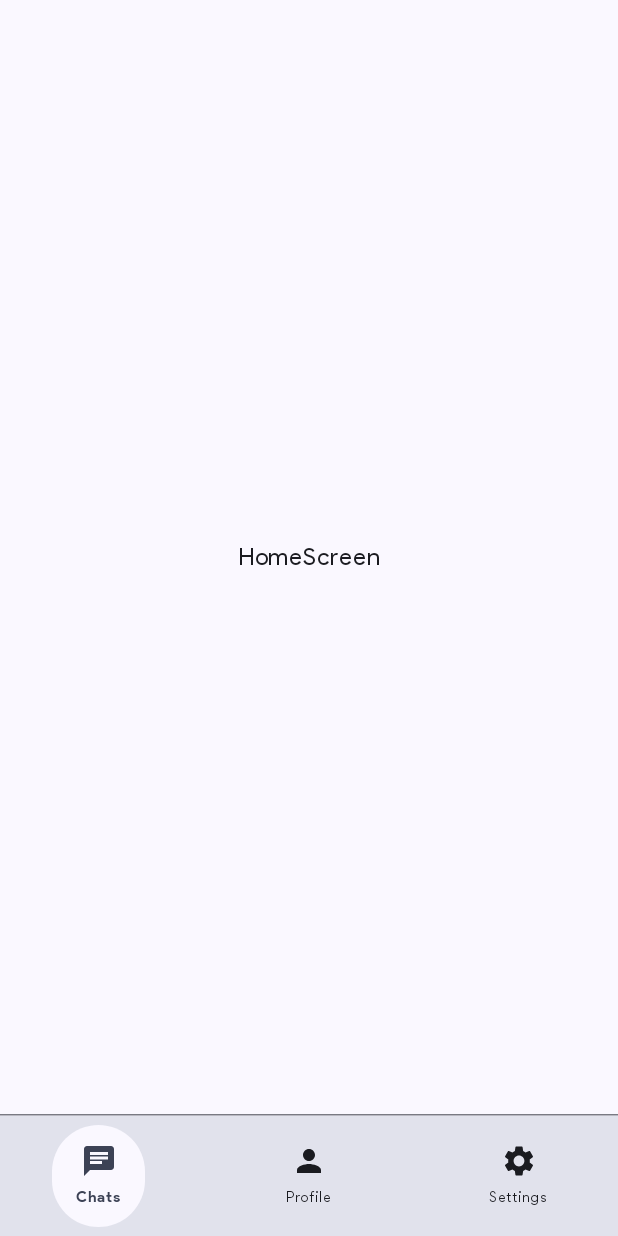
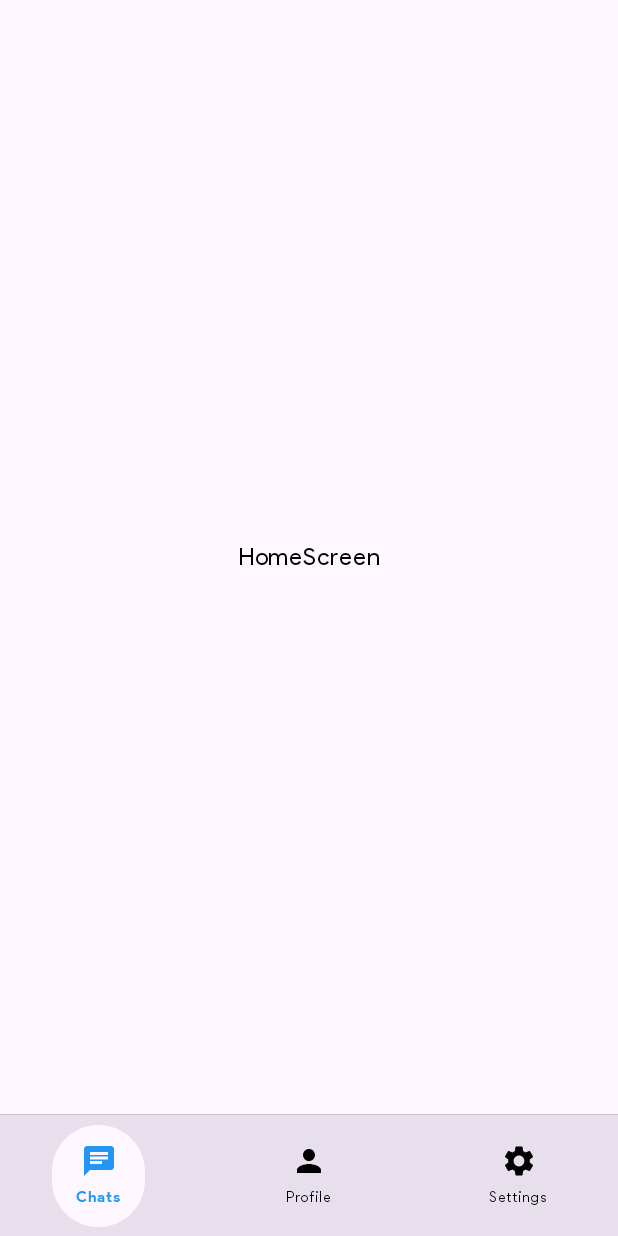
Before and after one commit to HustyIV/Thera, an Android app built with Jetpack Compose: the screen it shows after launch (MainActivity), on a phone screen of 412 x 824 dp. Run offline under Robolectric (Android 15) with nearby library versions, the phone set to English and light mode, and no system bars.

Commit message:
Updated theme

```diff
--- a/app/src/main/java/com/micahnyabuto/thera/ui/theme/Theme.kt
+++ b/app/src/main/java/com/micahnyabuto/thera/ui/theme/Theme.kt
@@ -1,7 +1,8 @@
 package com.micahnyabuto.thera.ui.theme
 
-import android.app.Activity
 import android.os.Build
+import androidx.annotation.ChecksSdkIntAtLeast
+import androidx.appcompat.app.AppCompatDelegate
 import androidx.compose.foundation.isSystemInDarkTheme
 import androidx.compose.material3.MaterialTheme
 import androidx.compose.material3.darkColorScheme
@@ -9,46 +10,71 @@ import androidx.compose.material3.dynamicDarkColorScheme
 import androidx.compose.material3.dynamicLightColorScheme
 import androidx.compose.material3.lightColorScheme
 import androidx.compose.runtime.Composable
+import androidx.compose.ui.graphics.Color
 import androidx.compose.ui.platform.LocalContext
 
-private val DarkColorScheme = darkColorScheme(
-    primary = Purple80,
-    secondary = PurpleGrey80,
-    tertiary = Pink80
+private val LightColorScheme = lightColorScheme(
+    primary = PrimaryColor,
+    onPrimary = PrimaryTextColor,
+    secondary = SecondaryColor,
+    onSecondary = SecondaryTextColor,
+    tertiary = PrimaryLightColor,
+    onTertiary = PrimaryTextColor,
+    background = BackgroundLightColor,
+    onBackground = Color.Black,
+    surface = SurfaceLight,
+    onSurface = Color.Black,
+    surfaceVariant = SurfaceLight,
+    onSurfaceVariant = Color.Black,
+    secondaryContainer = PrimaryColor,
+    onSecondaryContainer = Color.White,
+    error = ErrorColor,
+    onError = OnErrorColor,
 )
 
-private val LightColorScheme = lightColorScheme(
-    primary = Purple40,
-    secondary = PurpleGrey40,
-    tertiary = Pink40
-
-    /* Other default colors to override
-    background = Color(0xFFFFFBFE),
-    surface = Color(0xFFFFFBFE),
-    onPrimary = Color.White,
-    onSecondary = Color.White,
-    onTertiary = Color.White,
-    onBackground = Color(0xFF1C1B1F),
-    onSurface = Color(0xFF1C1B1F),
-    */
+private val DarkColorScheme = darkColorScheme(
+    primary = PrimaryColor,
+    onPrimary = PrimaryTextColor,
+    secondary = SecondaryLightColor,
+    onSecondary = SecondaryTextColor,
+    tertiary = PrimaryLightColor,
+    onTertiary = PrimaryTextColor,
+    background = BackgroundDarkColor,
+    onBackground = Color.White,
+    surface = SurfaceDark,
+    onSurface = Color.White,
+    surfaceVariant = SurfaceDark,
+    onSurfaceVariant = Color.White,
+    secondaryContainer = PrimaryColor,
+    onSecondaryContainer = Color.White,
+    error = ErrorColor,
+    onError = OnErrorColor,
 )
 
 @Composable
 fun TheraTheme(
     darkTheme: Boolean = isSystemInDarkTheme(),
-    // Dynamic color is available on Android 12+
-    dynamicColor: Boolean = true,
+    //theme: Int = Theme.FOLLOW_SYSTEM.themeValue,
+    dynamicColor: Boolean = false,
     content: @Composable () -> Unit
 ) {
-    val colorScheme = when {
-        dynamicColor && Build.VERSION.SDK_INT >= Build.VERSION_CODES.S -> {
-            val context = LocalContext.current
-            if (darkTheme) dynamicDarkColorScheme(context) else dynamicLightColorScheme(context)
+    val context = LocalContext.current
+
+    val autoColors = if (isSystemInDarkTheme()) DarkColorScheme else LightColorScheme
+
+    // available on Android 12+
+    val dynamicColors = if (supportsDynamicTheming() && dynamicColor) {
+        if (isSystemInDarkTheme()) {
+            dynamicDarkColorScheme(context)
+        } else {
+            dynamicLightColorScheme(context)
         }
+    } else {
+        autoColors
+    }
 
-        darkTheme -> DarkColorScheme
-        else -> LightColorScheme
-    }
+    val colorScheme = if (darkTheme) DarkColorScheme else LightColorScheme
+
 
     MaterialTheme(
         colorScheme = colorScheme,
@@ -56,3 +82,23 @@ fun TheraTheme(
         content = content
     )
 }
+
+@ChecksSdkIntAtLeast(api = Build.VERSION_CODES.S)
+private fun supportsDynamicTheming() = Build.VERSION.SDK_INT >= Build.VERSION_CODES.S
+
+enum class Theme(
+    val themeValue: Int,
+) {
+    MATERIAL_YOU(
+        themeValue = 12,
+    ),
+    FOLLOW_SYSTEM(
+        themeValue = AppCompatDelegate.MODE_NIGHT_FOLLOW_SYSTEM,
+    ),
+    LIGHT_THEME(
+        themeValue = AppCompatDelegate.MODE_NIGHT_NO,
+    ),
+    DARK_THEME(
+        themeValue = AppCompatDelegate.MODE_NIGHT_YES,
+    ),
+}
```
